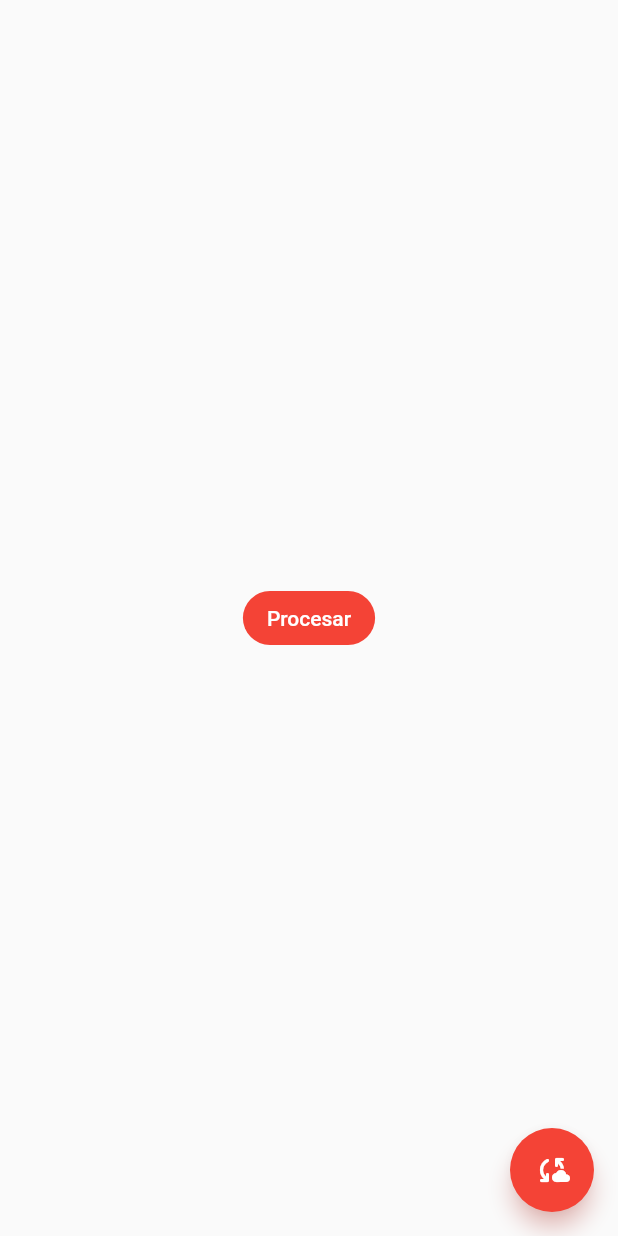
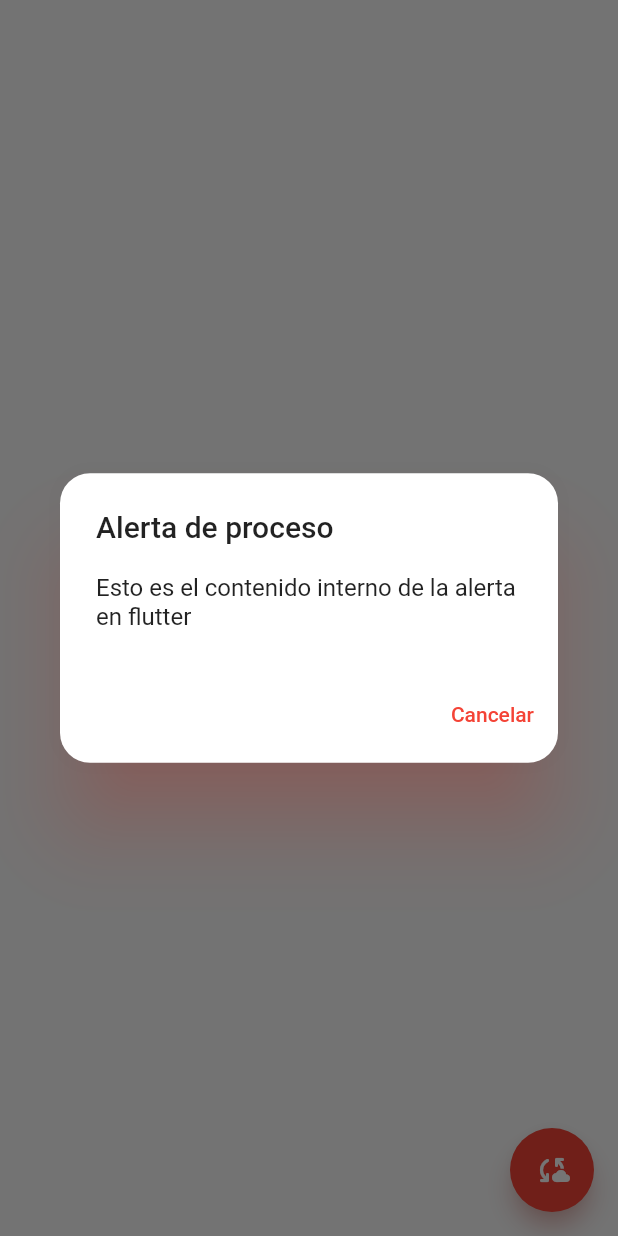
Before and after one commit to Yero-des/AppMultiplataforma, a Flutter app: the AlertScreen screen opened by its route, after a tap on "Procesar", on a phone screen of 412 x 824 dp. Run offline on Flutter 3.47's test engine with Material 2 defaults, Android fonts, the phone set to English and light mode, and no system bars.

Commit message:
Semana 11

```diff
--- a/lib/main.dart
+++ b/lib/main.dart
@@ -20,7 +20,12 @@ class MyApp extends StatelessWidget {
       initialRoute: AppRoutes.initialRoute,
       routes: AppRoutes.getAppRoutes(),
       onGenerateRoute: AppRoutes.onGenerateRoute, // Activa la ruta por defecto 404
+
+      // Cambio segun el tema del sistema
       theme: AppTheme.yerodevTheme, // ActualTheme
+      darkTheme: AppTheme.yerodevDark, // DartTheme
+      themeMode: ThemeMode.system,
+
     );
 
   }
--- a/lib/router/app_router.dart
+++ b/lib/router/app_router.dart
@@ -13,6 +13,8 @@ class AppRoutes {
     MenuOption(router: 'alert', data: Icons.crisis_alert_outlined, name: 'Alert', widget: const AlertScreen(), color: Colors.blueAccent),
     MenuOption(router: 'list', data: Icons.line_style_rounded, name: 'List', widget: const ListViewExample(), color: Colors.blueAccent),
     MenuOption(router: 'list2', data: Icons.view_list_sharp, name: 'Second List', widget: const ListView2Screen(), color: Colors.blueAccent),
+    MenuOption(router: 'profile_main', data: Icons.supervised_user_circle_outlined, name: 'Profile main', widget: const ProfileScreen(), color: Colors.redAccent),
+    MenuOption(router: 'animated', data: Icons.animation_outlined, name: "Animated", widget: const AnimatedScreen(), color: Colors.redAccent)
   ];
 
   static Map<String, Widget Function(BuildContext)> getAppRoutes(){
--- a/lib/screens/alert_screen.dart
+++ b/lib/screens/alert_screen.dart
@@ -1,22 +1,110 @@
+import 'package:flutter/cupertino.dart';
 import 'package:flutter/material.dart';
+import 'dart:io';
 
 class AlertScreen extends StatelessWidget {
 
   const AlertScreen({Key? key}) : super(key: key);
+
+  // Generar alerta
+  void displayDialogAndroid(BuildContext context) {
+    showDialog(
+      // barrierDismissible: true, // Cerrar al hacer click fuera
+      context: context,
+      builder: (context) => const NotificationWidget()
+    );
+  }
+
+  // Generar alerta IOS
+  void displayDialogIOS(BuildContext context) {
+    showCupertinoDialog(
+      context: context,
+      builder: (context) => const NotificationCupWidget()
+    );
+  }
 
   @override
   Widget build(BuildContext context) {
     return Scaffold(
       body:  Center(
         child: ElevatedButton(
-          onPressed: () {},
-          child: const Text("Procesar")
+          onPressed: () => Platform.isAndroid ? displayDialogAndroid(context) : displayDialogIOS(context),
+          child: const Padding(
+            padding: EdgeInsets.symmetric(horizontal: 10, vertical: 20),
+            child: Text("Procesar",
+              style: TextStyle(
+                color: Colors.white,
+                fontSize: 20
+              )
+            ),
+          )
         )
       ),
       floatingActionButton: FloatingActionButton(
-        onPressed: () {},
+        onPressed: () {
+          Navigator.pop(context);
+        },
         child: const Icon(Icons.cloud_sync_rounded),
       ),
     );
   }
 }
+
+class NotificationCupWidget extends StatelessWidget {
+  const NotificationCupWidget({
+    super.key,
+  });
+
+  @override
+  Widget build(BuildContext context) {
+    return CupertinoAlertDialog(
+      title: const Text("Alerta importante"),
+      content: const Column(
+        mainAxisSize: MainAxisSize.min,
+        children: [
+          Text("Por favor revisar si su contenido es correcto"),
+          SizedBox(height: 10,),
+          FlutterLogo(size: 80,)
+        ],
+      ),
+      actions: [
+        TextButton(
+          onPressed: () {
+            Navigator.pop(context);
+          },
+          child: const Text("Cancelar")
+        )
+      ],
+    );
+  }
+}
+
+class NotificationWidget extends StatelessWidget {
+  const NotificationWidget({
+    super.key,
+  });
+
+  @override
+  Widget build(BuildContext context) {
+    return AlertDialog(
+      shape: RoundedRectangleBorder(
+        borderRadius: BorderRadius.circular(20)
+      ),
+      title: const Text("Alerta de proceso"),
+      content: const Column(
+        mainAxisSize: MainAxisSize.min, // Esto es importante para poner el height hasta el height que le pertenece
+        children: [
+          Text("Esto es el contenido interno de la alerta en flutter")
+        ],
+      ),
+      actions: [
+        TextButton(
+          onPressed: () {
+            Navigator.pop(context);
+          },
+          child: const Text("Cancelar")
+        )
+      ],
+    );
+  }
+}
--- a/lib/screens/screens.dart
+++ b/lib/screens/screens.dart
@@ -1,3 +1,5 @@
+export 'package:flutter_application_1/screens/animated_screen.dart';
+export 'package:flutter_application_1/screens/profile.screen.dart';
 export 'package:flutter_application_1/screens/alert_screen.dart';
 export 'package:flutter_application_1/screens/card_screen.dart';
 export 'package:flutter_application_1/screens/home_screen.dart';
--- a/pubspec.yaml
+++ b/pubspec.yaml
@@ -35,6 +35,7 @@ dependencies:
   # The following adds the Cupertino Icons font to your application.
   # Use with the CupertinoIcons class for iOS style icons.
   cupertino_icons: ^1.0.2
+  provider: ^6.1.1
 
 dev_dependencies:
   flutter_test:
```
Also changed, not shown: lib/screens/animated_screen.dart (added, +25 -0 lines), lib/screens/profile.screen.dart (added, +51 -0 lines), lib/themes/theme_data.dart (line endings or trailing spaces), pubspec.lock.
